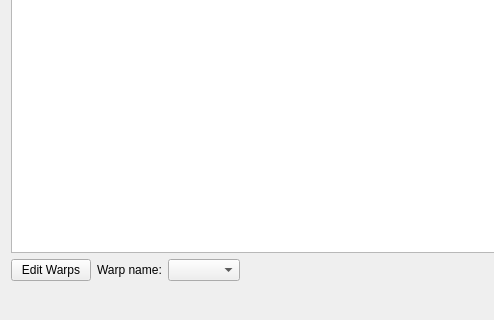
This is dsvedit/map_editor.ui in LagoLunatic/DSVEdit as Qt 5 draws it before an edit; both pictures show x 0 to 494 and y 230 to 550 of the 1024 by 550 pixel window. The edited form follows.
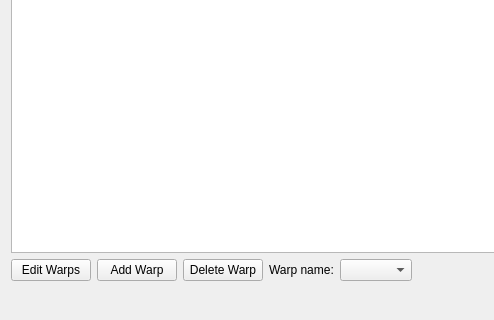
This is the edited form.

Commit message: Implement adding and deleting warp rooms in AoS

The edit to the form file:
```diff
--- a/dsvedit/map_editor.ui
+++ b/dsvedit/map_editor.ui
@@ -111,6 +111,20 @@
        </property>
       </widget>
      </item>
+     <item>
+      <widget class="QPushButton" name="add_warp_button">
+       <property name="text">
+        <string>Add Warp</string>
+       </property>
+      </widget>
+     </item>
+     <item>
+      <widget class="QPushButton" name="delete_warp_button">
+       <property name="text">
+        <string>Delete Warp</string>
+       </property>
+      </widget>
+     </item>
      <item>
       <widget class="QLabel" name="warp_name_label">
        <property name="text">
```
The commit also changes 3 other files.
